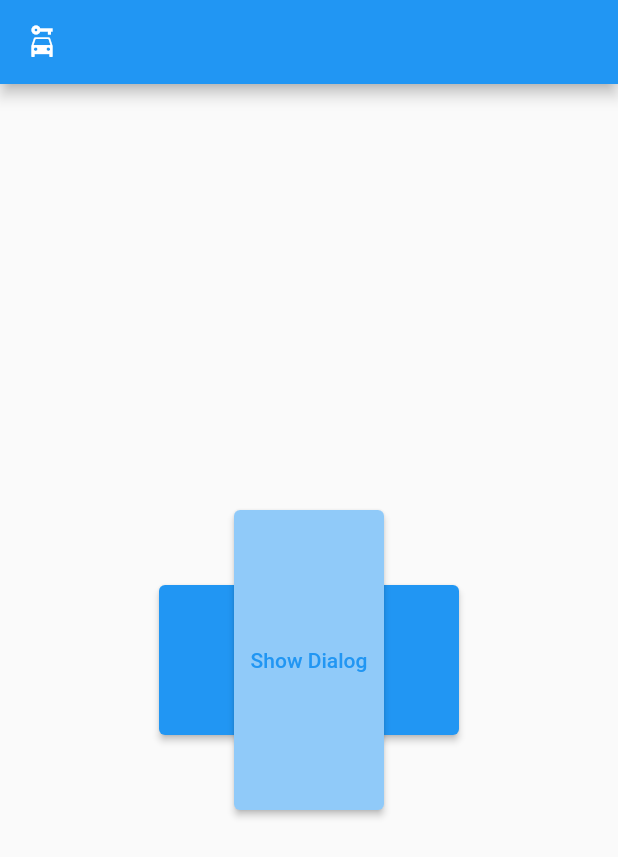
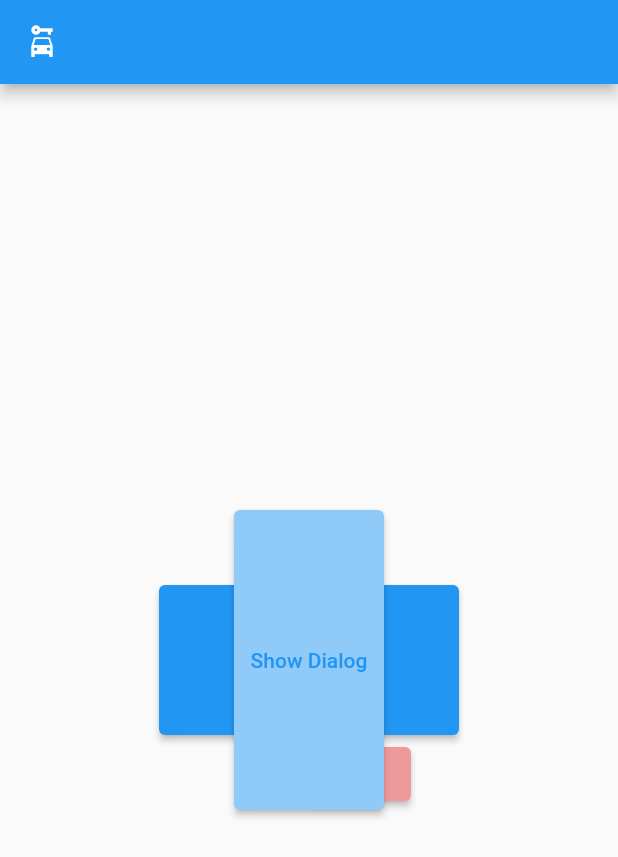
Before and after one commit to bmotadev/teste-widgets, a Flutter app: the screen it shows after launch, on a phone screen of 412 x 824 dp. Shown: the top 857 px of the screen. Run offline on Flutter 3.47's test engine with Material 2 defaults, Android fonts, the light colour scheme and no system bars; missing offline and left inert: dart:js.

Commit message:
:sparkles: feat: Teste Widget Align

```diff
--- a/lib/main.dart
+++ b/lib/main.dart
@@ -52,6 +52,20 @@ class MyStatelessWidget extends StatelessWidget {
         SizedBox(
           width: 100.0,
           height: 200.0,
+          child: Align(
+            alignment: Alignment(2.0, 1.0),
+            child: ElevatedButton(
+              style: ElevatedButton.styleFrom(
+                backgroundColor: Colors.red.shade200,
+              ),
+              onPressed: () {},
+              child: null,
+            ),
+          ),
+        ),
+        SizedBox(
+          width: 100.0,
+          height: 200.0,
           child: AbsorbPointer(
             child: ElevatedButton(
               style: ElevatedButton.styleFrom(
```
Also changed, not shown: 1 other file.
